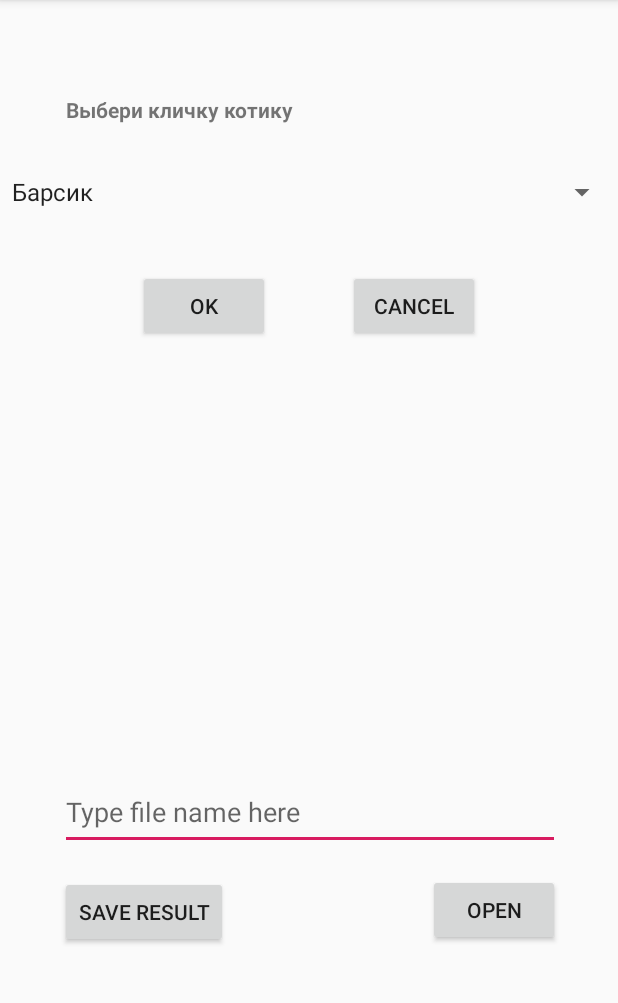
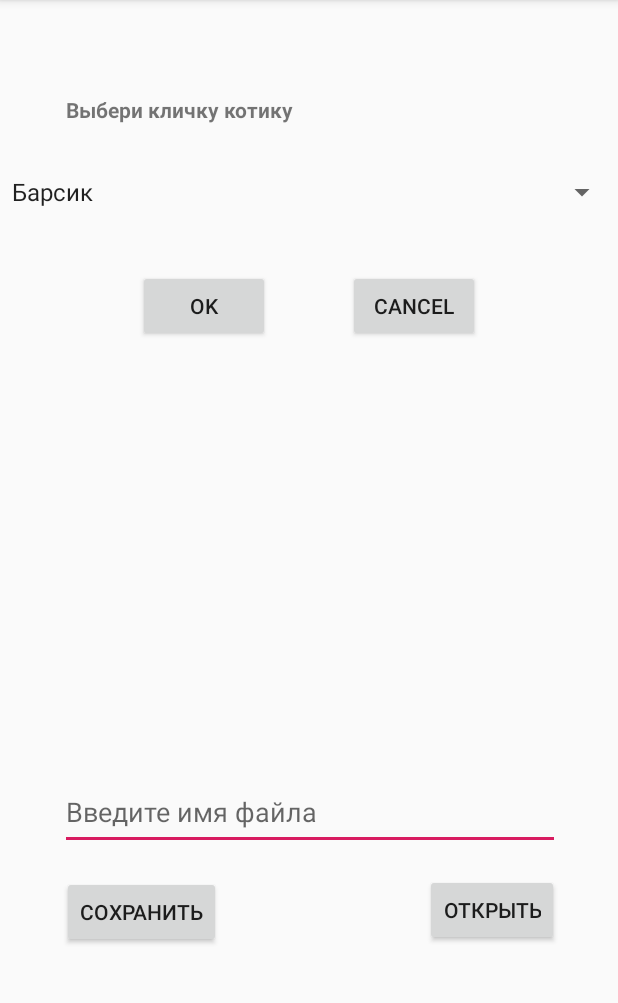
Before and after one commit to valek2412/Mobile_Lab_Works, an Android app: the screen it shows after launch (MainActivity), on a phone screen of 412 x 824 dp, the part 84-1087 px from its top. Run offline under Robolectric (Android 15) with nearby library versions, the phone set to English and light mode, and no system bars.

Commit message:
Fixed lab 3

```diff
--- a/Lab3-app/src/main/res/layout/activity_file_output.xml
+++ b/Lab3-app/src/main/res/layout/activity_file_output.xml
@@ -10,7 +10,7 @@
         android:id="@+id/outputTextView"
         android:layout_width="228dp"
         android:layout_height="412dp"
-        android:text="Output"
+        android:text="@string/txt_view_output"
         app:layout_constraintBottom_toBottomOf="parent"
         app:layout_constraintEnd_toEndOf="parent"
         app:layout_constraintHorizontal_bias="0.448"
@@ -25,7 +25,7 @@
         android:layout_marginStart="32dp"
         android:layout_marginLeft="32dp"
         android:layout_marginTop="476dp"
-        android:text="Go back"
+        android:text="@string/btn_back"
         app:layout_constraintStart_toStartOf="parent"
         app:layout_constraintTop_toTopOf="parent" />
 </androidx.constraintlayout.widget.ConstraintLayout>
--- a/Lab3-app/src/main/res/layout/fragment_file.xml
+++ b/Lab3-app/src/main/res/layout/fragment_file.xml
@@ -10,7 +10,7 @@
         android:layout_width="wrap_content"
         android:layout_height="wrap_content"
         android:layout_marginTop="17dp"
-        android:text="Save result"
+        android:text="@string/btn_save"
         app:layout_constraintEnd_toEndOf="parent"
         app:layout_constraintHorizontal_bias="0.134"
         app:layout_constraintStart_toStartOf="parent"
@@ -21,7 +21,7 @@
         android:layout_width="wrap_content"
         android:layout_height="wrap_content"
         android:layout_marginTop="16dp"
-        android:text="Open"
+        android:text="@string/btn_open"
         app:layout_constraintEnd_toEndOf="parent"
         app:layout_constraintHorizontal_bias="0.776"
         app:layout_constraintStart_toEndOf="@+id/saveButton"
@@ -31,7 +31,7 @@
         android:id="@+id/fileName"
         android:layout_width="333dp"
         android:layout_height="50dp"
-        android:hint="Type file name here"
+        android:hint="@string/hint_filename"
         app:layout_constraintBottom_toBottomOf="parent"
         app:layout_constraintEnd_toEndOf="parent"
         app:layout_constraintHorizontal_bias="0.512"
--- a/Lab3-app/src/main/res/values/strings.xml
+++ b/Lab3-app/src/main/res/values/strings.xml
@@ -2,6 +2,14 @@
     <string name="app_name">Lab3</string>
     <string name="spinner_title">Выбери кличку котику</string>
     <string name="nothing_selected">Ничего не выбрано</string>
+
+    <string name="btn_back">Назад</string>
+    <string name="btn_open">Открыть</string>
+    <string name="btn_save">Сохранить</string>
+
+    <string name="hint_filename">Введите имя файла</string>
+
+    <string name="txt_view_output">Вывод</string>
     <string-array name="catlist">
         <item>Барсик</item>
         <item>Мурзик</item>
```
Also changed, not shown: Lab3-app/src/main/java/com/gmail/valoleg99/lab3/FileFragment.kt (+5 -5 lines).
